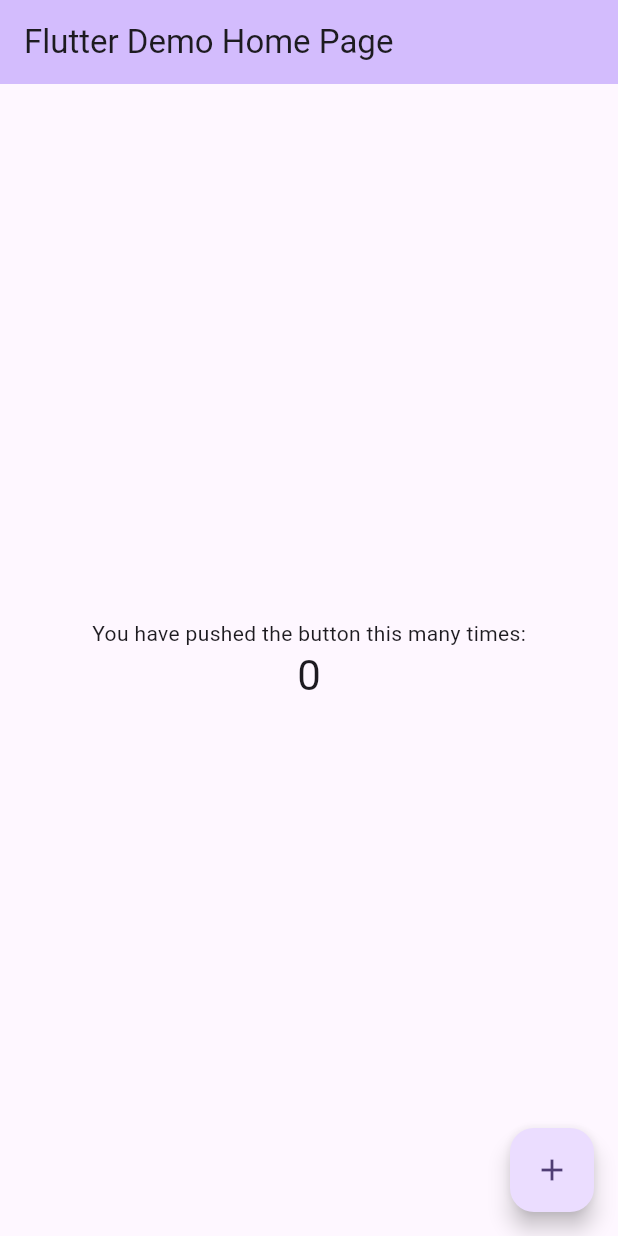
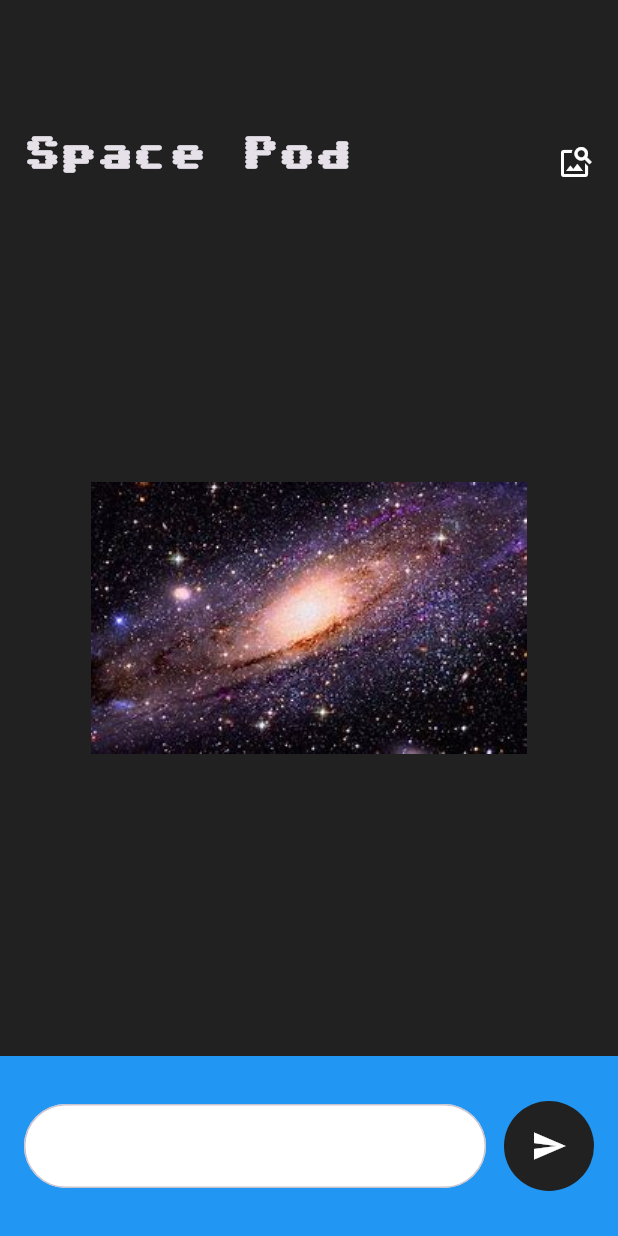
Before and after one commit to sujalraj00/MindMate, a Flutter app: the screen it shows after launch, on a phone screen of 412 x 824 dp. Run offline on Flutter 3.47's test engine with Material 3 defaults, Android fonts, the phone set to English and light mode, and no system bars; our stand-ins replace bloc, dio, flutter_bloc.

Commit message:
some features added

```diff
--- a/lib/bloc/chat_bloc_bloc.dart
+++ b/lib/bloc/chat_bloc_bloc.dart
@@ -1,13 +1,27 @@
+import 'dart:async';
+
 import 'package:bloc/bloc.dart';
 import 'package:meta/meta.dart';
+import 'package:space_pod/models/chat_message_model.dart';
+import 'package:space_pod/repos/chat_repo.dart';
 
 part 'chat_bloc_event.dart';
 part 'chat_bloc_state.dart';
 
 class ChatBlocBloc extends Bloc<ChatBlocEvent, ChatBlocState> {
-  ChatBlocBloc() : super(ChatBlocInitial()) {
-    on<ChatBlocEvent>((event, emit) {
-      // TODO: implement event handler
-    });
+  ChatBlocBloc() : super(ChatSuccessState(messages: [])) {
+    on<ChatGenerateNewTextMessageEvent>(chatGenerateNewTextMessageEvent);
+
+
+  }
+  List <ChatMessageModel> messages = [];
+
+  FutureOr<void> chatGenerateNewTextMessageEvent
+  (ChatGenerateNewTextMessageEvent event, Emitter<ChatBlocState> emit) async {
+    messages.add(ChatMessageModel(role: "user", parts: [
+      ChatPartModel(text: event.inputMessage)
+    ]));
+    emit(ChatSuccessState(messages:  messages));
+    await ChatRepo.chatTextGenerationRepo(messages);
   }
 }
--- a/lib/bloc/chat_bloc_event.dart
+++ b/lib/bloc/chat_bloc_event.dart
@@ -2,3 +2,9 @@ part of 'chat_bloc_bloc.dart';
 
 @immutable
 sealed class ChatBlocEvent {}
+
+class ChatGenerateNewTextMessageEvent extends ChatBlocEvent{
+  final String inputMessage;
+
+  ChatGenerateNewTextMessageEvent({required this.inputMessage});
+}
--- a/lib/bloc/chat_bloc_state.dart
+++ b/lib/bloc/chat_bloc_state.dart
@@ -4,3 +4,10 @@ part of 'chat_bloc_bloc.dart';
 sealed class ChatBlocState {}
 
 final class ChatBlocInitial extends ChatBlocState {}
+
+class ChatSuccessState extends ChatBlocState {
+  final List<ChatMessageModel> messages;
+  ChatSuccessState({
+    required this.messages,
+  });
+}
--- a/lib/main.dart
+++ b/lib/main.dart
@@ -1,125 +1,22 @@
 import 'package:flutter/material.dart';
+import 'package:space_pod/pages/home_page.dart';
 
-void main() {
-  runApp(const MyApp());
-}
+void main() => runApp(new MyApp());
 
 class MyApp extends StatelessWidget {
   const MyApp({super.key});
 
-  // This widget is the root of your application.
   @override
   Widget build(BuildContext context) {
     return MaterialApp(
-      title: 'Flutter Demo',
+      home: HomePage(),
       theme: ThemeData(
-        // This is the theme of your application.
-        //
-        // TRY THIS: Try running your application with "flutter run". You'll see
-        // the application has a purple toolbar. Then, without quitting the app,
-        // try changing the seedColor in the colorScheme below to Colors.green
-        // and then invoke "hot reload" (save your changes or press the "hot
-        // reload" button in a Flutter-supported IDE, or press "r" if you used
-        // the command line to start the app).
-        //
-        // Notice that the counter didn't reset back to zero; the application
-        // state is not lost during the reload. To reset the state, use hot
-        // restart instead.
-        //
-        // This works for code too, not just values: Most code changes can be
-        // tested with just a hot reload.
-        colorScheme: ColorScheme.fromSeed(seedColor: Colors.deepPurple),
-        useMaterial3: true,
+        brightness: Brightness.dark,
+        scaffoldBackgroundColor: Colors.grey.shade900,
+        primaryColor: Colors.grey.shade900,
+        fontFamily: 'SixtyFour'
       ),
-      home: const MyHomePage(title: 'Flutter Demo Home Page'),
+
     );
   }
 }
-
-class MyHomePage extends StatefulWidget {
-  const MyHomePage({super.key, required this.title});
-
-  // This widget is the home page of your application. It is stateful, meaning
-  // that it has a State object (defined below) that contains fields that affect
-  // how it looks.
-
-  // This class is the configuration for the state. It holds the values (in this
-  // case the title) provided by the parent (in this case the App widget) and
-  // used by the build method of the State. Fields in a Widget subclass are
-  // always marked "final".
-
-  final String title;
-
-  @override
-  State<MyHomePage> createState() => _MyHomePageState();
-}
-
-class _MyHomePageState extends State<MyHomePage> {
-  int _counter = 0;
-
-  void _incrementCounter() {
-    setState(() {
-      // This call to setState tells the Flutter framework that something has
-      // changed in this State, which causes it to rerun the build method below
-      // so that the display can reflect the updated values. If we changed
-      // _counter without calling setState(), then the build method would not be
-      // called again, and so nothing would appear to happen.
-      _counter++;
-    });
-  }
-
-  @override
-  Widget build(BuildContext context) {
-    // This method is rerun every time setState is called, for instance as done
-    // by the _incrementCounter method above.
-    //
-    // The Flutter framework has been optimized to make rerunning build methods
-    // fast, so that you can just rebuild anything that needs updating rather
-    // than having to individually change instances of widgets.
-    return Scaffold(
-      appBar: AppBar(
-        // TRY THIS: Try changing the color here to a specific color (to
-        // Colors.amber, perhaps?) and trigger a hot reload to see the AppBar
-        // change color while the other colors stay the same.
-        backgroundColor: Theme.of(context).colorScheme.inversePrimary,
-        // Here we take the value from the MyHomePage object that was created by
-        // the App.build method, and use it to set our appbar title.
-        title: Text(widget.title),
-      ),
-      body: Center(
-        // Center is a layout widget. It takes a single child and positions it
-        // in the middle of the parent.
-        child: Column(
-          // Column is also a layout widget. It takes a list of children and
-          // arranges them vertically. By default, it sizes itself to fit its
-          // children horizontally, and tries to be as tall as its parent.
-          //
-          // Column has various properties to control how it sizes itself and
-          // how it positions its children. Here we use mainAxisAlignment to
-          // center the children vertically; the main axis here is the vertical
-          // axis because Columns are vertical (the cross axis would be
-          // horizontal).
-          //
-          // TRY THIS: Invoke "debug painting" (choose the "Toggle Debug Paint"
-          // action in the IDE, or press "p" in the console), to see the
-          // wireframe for each widget.
-          mainAxisAlignment: MainAxisAlignment.center,
-          children: <Widget>[
-            const Text(
-              'You have pushed the button this many times:',
-            ),
-            Text(
-              '$_counter',
-              style: Theme.of(context).textTheme.headlineMedium,
-            ),
-          ],
-        ),
-      ),
-      floatingActionButton: FloatingActionButton(
-        onPressed: _incrementCounter,
-        tooltip: 'Increment',
-        child: const Icon(Icons.add),
-      ), // This trailing comma makes auto-formatting nicer for build methods.
-    );
-  }
-}
--- a/lib/models/chat_message_model.dart
+++ b/lib/models/chat_message_model.dart
@@ -0,0 +1,50 @@
+import 'dart:convert';
+
+class ChatMessageModel {
+  final String role;
+  final List<ChatPartModel> parts;
+
+  ChatMessageModel({required this.role, required this.parts});
+
+  Map<String, dynamic> toMap() {
+    return {
+      'role': role,
+      'parts': parts.map((x) => x.toMap()).toList(),
+    };
+  }
+
+  factory ChatMessageModel.fromMap(Map<String, dynamic> map) {
+    return ChatMessageModel(
+      role: map['role'] ?? '',
+      parts: List<ChatPartModel>.from(map['parts']?.map((x) => ChatPartModel.fromMap(x))),
+    );
+  }
+
+  String toJson() => json.encode(toMap());
+
+  factory ChatMessageModel.fromJson(String source) => ChatMessageModel.fromMap(json.decode(source));
+}
+
+class ChatPartModel {
+  final String text;
+
+  ChatPartModel({required this.text});
+
+
+
+  Map<String, dynamic> toMap() {
+    return {
+      'text': text,
+    };
+  }
+
+  factory ChatPartModel.fromMap(Map<String, dynamic> map) {
+    return ChatPartModel(
+      text: map['text'] ?? '',
+    );
+  }
+
+  String toJson() => json.encode(toMap());
+
+  factory ChatPartModel.fromJson(String source) => ChatPartModel.fromMap(json.decode(source));
+}
--- a/lib/pages/home_page.dart
+++ b/lib/pages/home_page.dart
@@ -0,0 +1,100 @@
+import 'package:flutter/material.dart';
+import 'package:flutter_bloc/flutter_bloc.dart';
+import 'package:space_pod/bloc/chat_bloc_bloc.dart';
+import 'package:space_pod/models/chat_message_model.dart';
+
+class HomePage extends StatefulWidget {
+  const HomePage({super.key});
+
+  @override
+  State<HomePage> createState() => _HomePageState();
+}
+
+class _HomePageState extends State<HomePage> {
+  final ChatBlocBloc chatBloc = ChatBlocBloc();
+  TextEditingController textEditingController = TextEditingController();
+  @override
+  Widget build(BuildContext context) {
+    return Scaffold(
+      body: BlocConsumer<ChatBlocBloc, ChatBlocState>(
+        bloc: chatBloc,
+        listener: (context, state) {
+        },
+        builder: (context, state) {
+          switch(state.runtimeType) {
+            case ChatSuccessState:
+            List<ChatMessageModel> messages = (state as ChatSuccessState).messages;
+            return Container(
+            width: double.maxFinite,
+            height: double.maxFinite,
+            decoration: const BoxDecoration(
+              image: DecorationImage(image: AssetImage("assets/space_bg.jpeg")),
+            ),
+            child: Column(
+              children: [
+                Container(
+                  padding: const EdgeInsets.symmetric(horizontal: 16),
+                  height: 120,
+                  child: const Row(
+                    crossAxisAlignment: CrossAxisAlignment.end,
+                    mainAxisAlignment: MainAxisAlignment.spaceBetween,
+                    children: [
+                      Text('Space Pod',
+                          style: TextStyle(
+                              fontWeight: FontWeight.bold, fontSize: 24)),
+                      Icon(
+                        Icons.image_search,
+                        color: Colors.white,
+                      )
+                    ],
+                  ),
+                ),
+                Expanded(child: ListView()),
+                Container(
+                  padding:
+                      const EdgeInsets.symmetric(horizontal: 16, vertical: 30),
+                  height: 120,
+                  color: Colors.blue,
+                  child: Row(
+                    children: [
+                      Expanded(
+                          child: TextField(
+                        style: const TextStyle(color: Colors.black),
+                        cursorColor: Theme.of(context).primaryColor,
+                        decoration: InputDecoration(
+                            border: OutlineInputBorder(
+                              borderRadius: BorderRadius.circular(100),
+                            ),
+                            fillColor: Colors.white,
+                            filled: true,
+                            focusedBorder: OutlineInputBorder(
+                                borderRadius: BorderRadius.circular(100),
+                                borderSide: BorderSide(
+                                    color: Theme.of(context).primaryColor))),
+                      )),
+                      const SizedBox(
+                        width: 12,
+                      ),
+                      CircleAvatar(
+                          radius: 30,
+                          backgroundColor: Theme.of(context).primaryColor,
+                          child: const Center(
+                              child: Icon(
+                            Icons.send,
+                            color: Colors.white,
+                          )))
+                    ],
+                  ),
+                ),
+              ],
+            ),
+          );
+
+          default:
+          return SizedBox();
+          }
+        },
+      ),
+    );
+  }
+}
--- /dev/null
+++ b/lib/utils/constants.dart
@@ -0,0 +1 @@
+const apiKey = "AIzaSyBMdYlcuuAoXXkEJexnyVU3D0bOW8n6tac";
```
Also changed, not shown: lib/repos/chat_repo.dart (+49 -0 lines), pubspec.yaml (+10 -10 lines), pubspec.lock.
